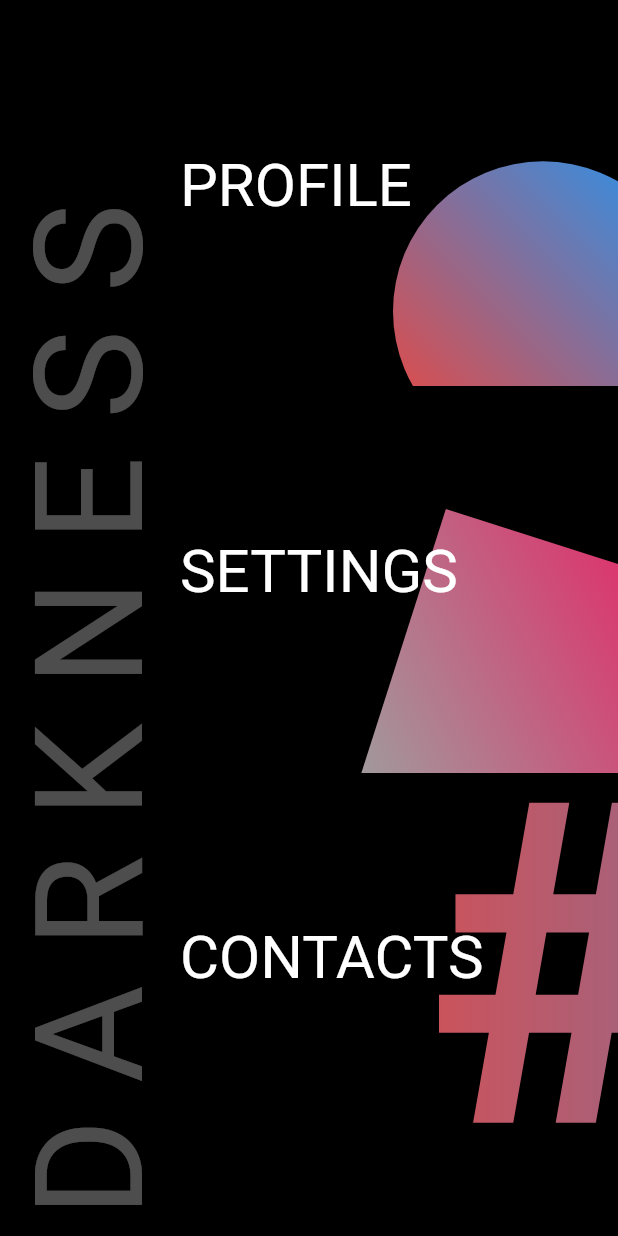
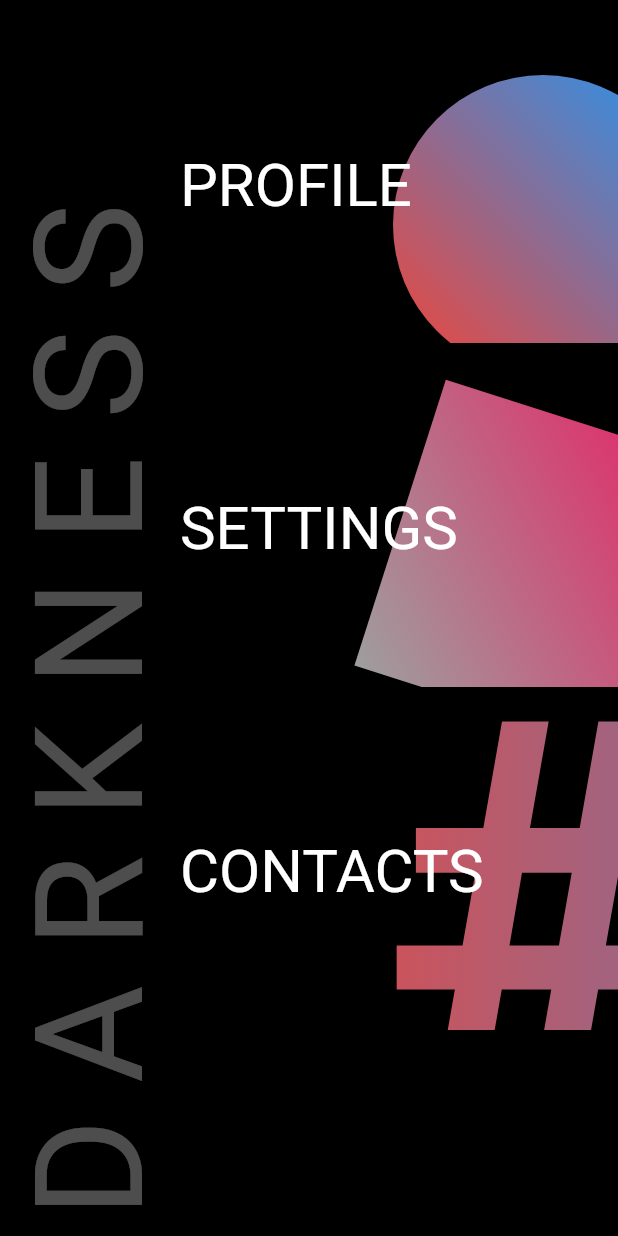
Before and after one commit to skilldill/darkness_app, a Flutter app: the screen it shows after launch, on a phone screen of 412 x 824 dp. Run offline on Flutter 3.47's test engine with Material 2 defaults, Android fonts, the phone set to English and light mode, and no system bars.

Commit message:
darkness

```diff
--- a/lib/screens/darkness/darkness_link.dart
+++ b/lib/screens/darkness/darkness_link.dart
@@ -22,14 +22,14 @@ class DarknessLink extends AnimatedWidget {
     return GestureDetector(
       onTap: () => Navigator.of(context).push(DarknessPage(child: to)),
       child: SizedBox(
-        height: MediaQuery.of(context).size.height / 3.2,
+        height: MediaQuery.of(context).size.height / 3.6,
         width: MediaQuery.of(context).size.width - 120,
         child: Stack(
           children: [
             Positioned(
               child: Opacity(opacity: animation.value * 0.01, child: figure),
               right: -50,
-              bottom: -50,
+              top: 50,
             ),
             Positioned(
               top: 100,
--- a/lib/screens/darkness/darkness_screen.dart
+++ b/lib/screens/darkness/darkness_screen.dart
@@ -105,14 +105,16 @@ class _DarknessScreenState extends State<DarknessScreen>
                         figure: Text(
                           "#",
                           style: TextStyle(
-                              fontSize: 300,
+                              fontSize: 350,
+                              height: 0.8,
                               fontWeight: FontWeight.bold,
                               foreground: Paint()
                                 ..shader = const LinearGradient(colors: [
                                   Colors.red,
                                   Colors.blue,
                                 ]).createShader(Rect.fromCircle(
-                                    center: Offset(250, 150), radius: 400))),
+                                    center: const Offset(250, 150),
+                                    radius: 400))),
                         )),
                   ],
                 )
```
